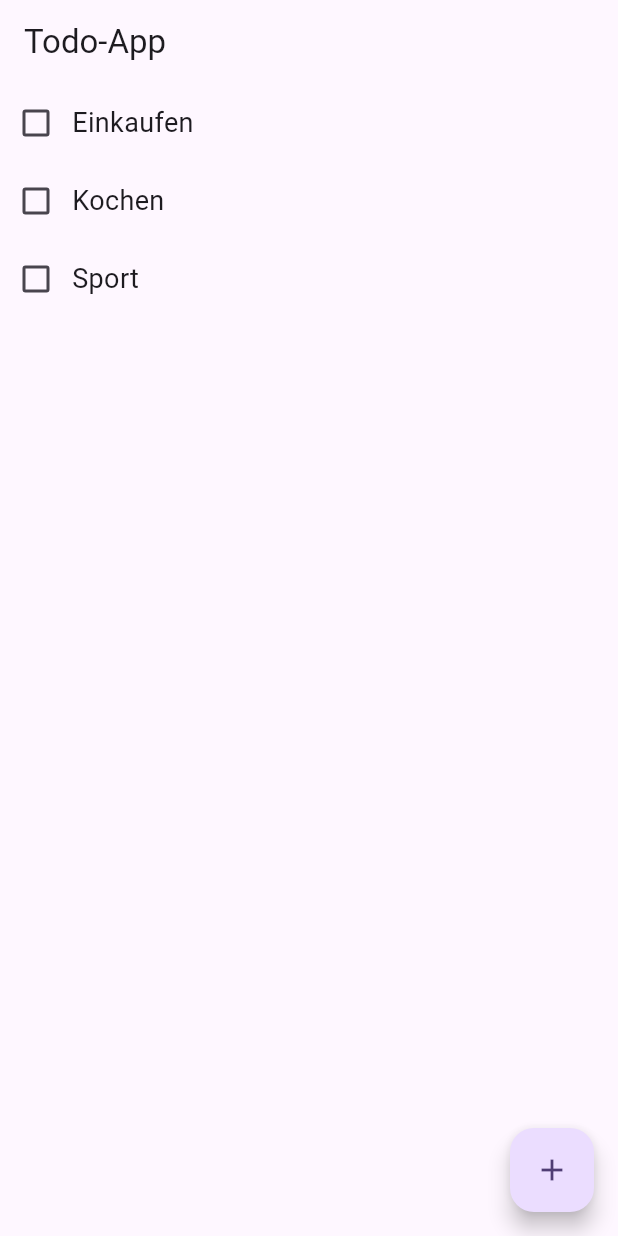
After one commit to behrends/TodosFlutter, a Flutter app: the screen it shows after launch, on a phone screen of 412 x 824 dp. The commit adds this screen. Run offline on Flutter 3.47's test engine with Material 3 defaults, Android fonts, the phone set to English and light mode, and no system bars.

Commit message:
TodoList als eigenes Widget mit ListView

```diff
--- a/lib/main.dart
+++ b/lib/main.dart
@@ -1,5 +1,5 @@
 import 'package:flutter/material.dart';
-import 'package:myapp/todo_item.dart';
+import 'package:myapp/todo_list.dart';
 
 void main() {
   runApp(const MyApp());
@@ -30,13 +30,7 @@ class MyHomePage extends StatelessWidget {
       appBar: AppBar(
         title: const Text('Todo-App'),
       ),
-      body: const Column(
-        children: [
-          TodoItem(title: 'Einkaufen'),
-          TodoItem(title: 'Kochen'),
-          TodoItem(title: 'Sport'),
-        ],
-      ),
+      body: const TodoList(),
       floatingActionButton: FloatingActionButton(
         onPressed: () => debugPrint('Todo hinzufügen'),
         tooltip: 'Todo hinzufügen',
--- /dev/null
+++ b/lib/todo_list.dart
@@ -0,0 +1,17 @@
+import 'package:flutter/material.dart';
+import 'package:myapp/todo_item.dart';
+
+class TodoList extends StatelessWidget {
+  const TodoList({super.key});
+
+  @override
+  Widget build(BuildContext context) {
+    return ListView(
+      children: const [
+        TodoItem(title: 'Einkaufen'),
+        TodoItem(title: 'Kochen'),
+        TodoItem(title: 'Sport'),
+      ],
+    );
+  }
+}
```
